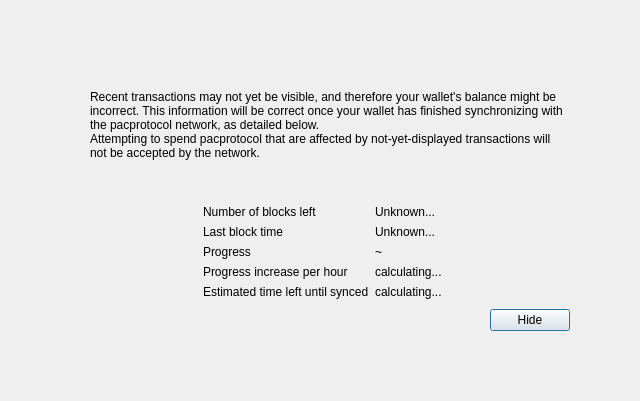
Old version of the form src/qt/forms/modaloverlay.ui in the repository barrystyle/datos.
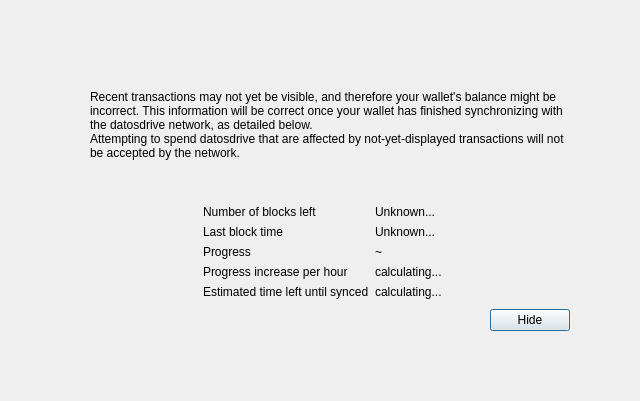
New version of the form.

```diff
--- a/src/qt/forms/modaloverlay.ui
+++ b/src/qt/forms/modaloverlay.ui
@@ -111,7 +111,7 @@
              <item>
               <widget class="QLabel" name="infoText">
                <property name="text">
-                <string>Recent transactions may not yet be visible, and therefore your wallet's balance might be incorrect. This information will be correct once your wallet has finished synchronizing with the pacprotocol network, as detailed below.</string>
+                <string>Recent transactions may not yet be visible, and therefore your wallet's balance might be incorrect. This information will be correct once your wallet has finished synchronizing with the datosdrive network, as detailed below.</string>
                </property>
                <property name="textFormat">
                 <enum>Qt::RichText</enum>
@@ -124,7 +124,7 @@
              <item>
               <widget class="QLabel" name="infoTextStrong">
                <property name="text">
-                <string>Attempting to spend pacprotocol that are affected by not-yet-displayed transactions will not be accepted by the network.</string>
+                <string>Attempting to spend datosdrive that are affected by not-yet-displayed transactions will not be accepted by the network.</string>
                </property>
                <property name="textFormat">
                 <enum>Qt::RichText</enum>
```
